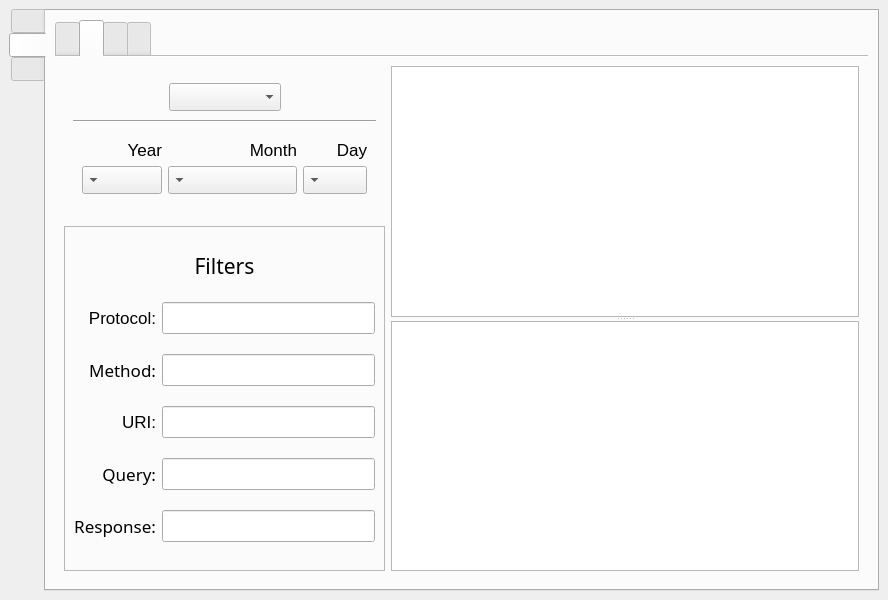
Qt form craplog/mainwindow.ui (elB4RTO/LogDoctor) before a commit.
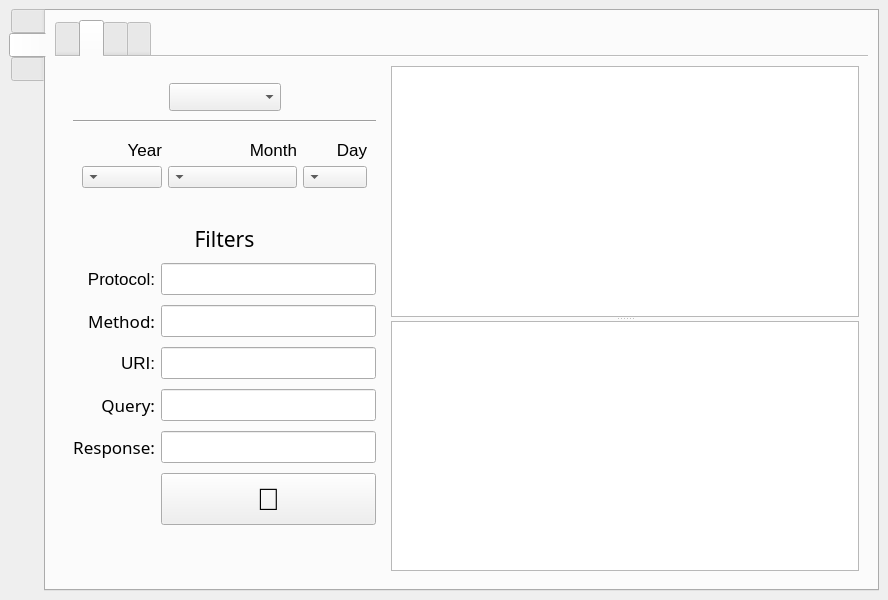
The same form after that commit. The open tabs and pages were chosen to show the change. Icons and pictures are not drawn. Custom widgets are drawn as their Qt base class.

Commit message: Design improvements for statistics' tab

Diff of the .ui file:
```diff
--- a/craplog/mainwindow.ui
+++ b/craplog/mainwindow.ui
@@ -1670,244 +1670,6 @@
             <string>View the Time Taken to serve the content for a specific request</string>
            </attribute>
            <layout class="QGridLayout" name="gridLayout_19">
-            <item row="1" column="0">
-             <widget class="QFrame" name="frame_7">
-              <property name="sizePolicy">
-               <sizepolicy hsizetype="Fixed" vsizetype="Expanding">
-                <horstretch>0</horstretch>
-                <verstretch>0</verstretch>
-               </sizepolicy>
-              </property>
-              <property name="minimumSize">
-               <size>
-                <width>0</width>
-                <height>288</height>
-               </size>
-              </property>
-              <property name="maximumSize">
-               <size>
-                <width>321</width>
-                <height>16777215</height>
-               </size>
-              </property>
-              <property name="frameShape">
-               <enum>QFrame::StyledPanel</enum>
-              </property>
-              <property name="frameShadow">
-               <enum>QFrame::Raised</enum>
-              </property>
-              <layout class="QGridLayout" name="gridLayout_20">
-               <item row="2" column="0">
-                <widget class="QLabel" name="label_StatsDay_Filter_3">
-                 <property name="font">
-                  <font>
-                   <family>Noto Sans</family>
-                   <pointsize>13</pointsize>
-                  </font>
-                 </property>
-                 <property name="text">
-                  <string>Method:</string>
-                 </property>
-                 <property name="alignment">
-                  <set>Qt::AlignRight|Qt::AlignTrailing|Qt::AlignVCenter</set>
-                 </property>
-                </widget>
-               </item>
-               <item row="5" column="1">
-                <widget class="QLineEdit" name="inLine_StatsDay_Filter_6">
-                 <property name="maximumSize">
-                  <size>
-                   <width>16777215</width>
-                   <height>32</height>
-                  </size>
-                 </property>
-                 <property name="font">
-                  <font>
-                   <pointsize>13</pointsize>
-                  </font>
-                 </property>
-                 <property name="toolTip">
-                  <string>Filter out field values not starting with this string</string>
-                 </property>
-                 <property name="text">
-                  <string/>
-                 </property>
-                </widget>
-               </item>
-               <item row="4" column="1">
-                <widget class="QLineEdit" name="inLine_StatsDay_Filter_5">
-                 <property name="maximumSize">
-                  <size>
-                   <width>16777215</width>
-                   <height>32</height>
-                  </size>
-                 </property>
-                 <property name="font">
-                  <font>
-                   <pointsize>13</pointsize>
-                  </font>
-                 </property>
-                 <property name="toolTip">
-                  <string>Filter out field values not starting with this string</string>
-                 </property>
-                 <property name="text">
-                  <string/>
-                 </property>
-                </widget>
-               </item>
-               <item row="0" column="0" colspan="2">
-                <widget class="QLabel" name="label">
-                 <property name="maximumSize">
-                  <size>
-                   <width>16777215</width>
-                   <height>32</height>
-                  </size>
-                 </property>
-                 <property name="font">
-                  <font>
-                   <family>Noto Sans</family>
-                   <pointsize>16</pointsize>
-                  </font>
-                 </property>
-                 <property name="text">
-                  <string>Filters</string>
-                 </property>
-                 <property name="alignment">
-                  <set>Qt::AlignCenter</set>
-                 </property>
-                </widget>
-               </item>
-               <item row="1" column="0">
-                <widget class="QLabel" name="label_StatsDay_Filter_2">
-                 <property name="font">
-                  <font>
-                   <pointsize>13</pointsize>
-                  </font>
-                 </property>
-                 <property name="text">
-                  <string>Protocol:</string>
-                 </property>
-                 <property name="alignment">
-                  <set>Qt::AlignRight|Qt::AlignTrailing|Qt::AlignVCenter</set>
-                 </property>
-                </widget>
-               </item>
-               <item row="4" column="0">
-                <widget class="QLabel" name="label_StatsDay_Filter_5">
-                 <property name="font">
-                  <font>
-                   <family>Noto Sans</family>
-                   <pointsize>13</pointsize>
-                  </font>
-                 </property>
-                 <property name="text">
-                  <string>Query:</string>
-                 </property>
-                 <property name="alignment">
-                  <set>Qt::AlignRight|Qt::AlignTrailing|Qt::AlignVCenter</set>
-                 </property>
-                </widget>
-               </item>
-               <item row="2" column="1">
-                <widget class="QLineEdit" name="inLine_StatsDay_Filter_3">
-                 <property name="maximumSize">
-                  <size>
-                   <width>16777215</width>
-                   <height>32</height>
-                  </size>
-                 </property>
-                 <property name="font">
-                  <font>
-                   <pointsize>13</pointsize>
-                  </font>
-                 </property>
-                 <property name="toolTip">
-                  <string>Filter out field values not starting with this string</string>
-                 </property>
-                 <property name="text">
-                  <string/>
-                 </property>
-                </widget>
-               </item>
-               <item row="3" column="0">
-                <widget class="QLabel" name="label_StatsDay_Filter_4">
-                 <property name="font">
-                  <font>
-                   <pointsize>13</pointsize>
-                  </font>
-                 </property>
-                 <property name="text">
-                  <string>URI:</string>
-                 </property>
-                 <property name="alignment">
-                  <set>Qt::AlignRight|Qt::AlignTrailing|Qt::AlignVCenter</set>
-                 </property>
-                </widget>
-               </item>
-               <item row="3" column="1">
-                <widget class="QLineEdit" name="inLine_StatsDay_Filter_4">
-                 <property name="maximumSize">
-                  <size>
-                   <width>16777215</width>
-                   <height>32</height>
-                  </size>
-                 </property>
-                 <property name="font">
-                  <font>
-                   <pointsize>13</pointsize>
-                  </font>
-                 </property>
-                 <property name="toolTip">
-                  <string>Filter out field values not starting with this string</string>
-                 </property>
-                </widget>
-               </item>
-               <item row="1" column="1">
-                <widget class="QLineEdit" name="inLine_StatsDay_Filter_2">
-                 <property name="maximumSize">
-                  <size>
-                   <width>16777215</width>
-                   <height>32</height>
-                  </size>
-                 </property>
-                 <property name="font">
-                  <font>
-                   <pointsize>13</pointsize>
-                  </font>
-                 </property>
-                 <property name="toolTip">
-                  <string>Filter out field values not starting with this string</string>
-                 </property>
-                </widget>
-               </item>
-               <item row="5" column="0">
-                <widget class="QLabel" name="label_StatsDay_Filter_6">
-                 <property name="font">
-                  <font>
-                   <family>Noto Sans</family>
-                   <pointsize>13</pointsize>
-                  </font>
-                 </property>
-                 <property name="text">
-                  <string>Response:</string>
-                 </property>
-                 <property name="alignment">
-                  <set>Qt::AlignRight|Qt::AlignTrailing|Qt::AlignVCenter</set>
-                 </property>
-                </widget>
-               </item>
-              </layout>
-             </widget>
-            </item>
-            <item row="0" column="1" rowspan="2">
-             <widget class="QSplitter" name="splitter">
-              <property name="orientation">
-               <enum>Qt::Vertical</enum>
-              </property>
-              <widget class="QTableView" name="table_StatsSpeed_Fields"/>
-              <widget class="QGraphicsView" name="graphicsView_4"/>
-             </widget>
-            </item>
             <item row="0" column="0">
              <widget class="QFrame" name="frame_10">
               <property name="sizePolicy">
@@ -1924,8 +1686,8 @@
               </property>
               <property name="maximumSize">
                <size>
-                <width>321</width>
-                <height>180</height>
+                <width>0</width>
+                <height>140</height>
                </size>
               </property>
               <layout class="QGridLayout" name="gridLayout_15">
@@ -2008,22 +1770,6 @@
                  </property>
                 </spacer>
                </item>
-               <item row="4" column="0" colspan="3">
-                <spacer name="verticalSpacer_6">
-                 <property name="orientation">
-                  <enum>Qt::Vertical</enum>
-                 </property>
-                 <property name="sizeType">
-                  <enum>QSizePolicy::Fixed</enum>
-                 </property>
-                 <property name="sizeHint" stdset="0">
-                  <size>
-                   <width>298</width>
-                   <height>8</height>
-                  </size>
-                 </property>
-                </spacer>
-               </item>
                <item row="3" column="0" colspan="3">
                 <widget class="QFrame" name="frame_12">
                  <layout class="QGridLayout" name="gridLayout_16">
@@ -2132,6 +1878,274 @@
               </layout>
              </widget>
             </item>
+            <item row="0" column="1" rowspan="3">
+             <widget class="QSplitter" name="splitter">
+              <property name="orientation">
+               <enum>Qt::Vertical</enum>
+              </property>
+              <widget class="QTableView" name="table_StatsSpeed_Fields">
+               <property name="font">
+                <font>
+                 <pointsize>13</pointsize>
+                </font>
+               </property>
+              </widget>
+              <widget class="QGraphicsView" name="graphicsView_4"/>
+             </widget>
+            </item>
+            <item row="1" column="0">
+             <widget class="QFrame" name="frame_7">
+              <property name="sizePolicy">
+               <sizepolicy hsizetype="Fixed" vsizetype="Fixed">
+                <horstretch>0</horstretch>
+                <verstretch>0</verstretch>
+               </sizepolicy>
+              </property>
+              <property name="minimumSize">
+               <size>
+                <width>0</width>
+                <height>328</height>
+               </size>
+              </property>
+              <property name="maximumSize">
+               <size>
+                <width>321</width>
+                <height>16777215</height>
+               </size>
+              </property>
+              <layout class="QGridLayout" name="gridLayout_20">
+               <item row="4" column="1">
+                <widget class="QLineEdit" name="inLine_StatsSpeed_Query">
+                 <property name="maximumSize">
+                  <size>
+                   <width>16777215</width>
+                   <height>32</height>
+                  </size>
+                 </property>
+                 <property name="font">
+                  <font>
+                   <pointsize>13</pointsize>
+                  </font>
+                 </property>
+                 <property name="toolTip">
+                  <string>Filter out field values not starting with this string</string>
+                 </property>
+                 <property name="text">
+                  <string/>
+                 </property>
+                </widget>
+               </item>
+               <item row="1" column="1">
+                <widget class="QLineEdit" name="inLine_StatsSpeed_Protocol">
+                 <property name="maximumSize">
+                  <size>
+                   <width>16777215</width>
+                   <height>32</height>
+                  </size>
+                 </property>
+                 <property name="font">
+                  <font>
+                   <pointsize>13</pointsize>
+                  </font>
+                 </property>
+                 <property name="toolTip">
+                  <string>Filter out field values not starting with this string</string>
+                 </property>
+                </widget>
+               </item>
+               <item row="1" column="0">
+                <widget class="QLabel" name="label_StatsSpeed_Protocol">
+                 <property name="font">
+                  <font>
+                   <pointsize>13</pointsize>
+                  </font>
+                 </property>
+                 <property name="text">
+                  <string>Protocol:</string>
+                 </property>
+                 <property name="alignment">
+                  <set>Qt::AlignRight|Qt::AlignTrailing|Qt::AlignVCenter</set>
+                 </property>
+                </widget>
+               </item>
+               <item row="2" column="0">
+                <widget class="QLabel" name="label_StatsSpeed_Method">
+                 <property name="font">
+                  <font>
+                   <family>Noto Sans</family>
+                   <pointsize>13</pointsize>
+                  </font>
+                 </property>
+                 <property name="text">
+                  <string>Method:</string>
+                 </property>
+                 <property name="alignment">
+                  <set>Qt::AlignRight|Qt::AlignTrailing|Qt::AlignVCenter</set>
+                 </property>
+                </widget>
+               </item>
+               <item row="5" column="1">
+                <widget class="QLineEdit" name="inLine_StatsSpeed_Response">
+                 <property name="maximumSize">
+                  <size>
+                   <width>16777215</width>
+                   <height>32</height>
+                  </size>
+                 </property>
+                 <property name="font">
+                  <font>
+                   <pointsize>13</pointsize>
+                  </font>
+                 </property>
+                 <property name="toolTip">
+                  <string>Filter out field values not starting with this string</string>
+                 </property>
+                 <property name="text">
+                  <string/>
+                 </property>
+                </widget>
+               </item>
+               <item row="3" column="1">
+                <widget class="QLineEdit" name="inLine_StatsSpeed_Uri">
+                 <property name="maximumSize">
+                  <size>
+                   <width>16777215</width>
+                   <height>32</height>
+                  </size>
+                 </property>
+                 <property name="font">
+                  <font>
+                   <pointsize>13</pointsize>
+                  </font>
+                 </property>
+                 <property name="toolTip">
+                  <string>Filter out field values not starting with this string</string>
+                 </property>
+                </widget>
+               </item>
+               <item row="5" column="0">
+                <widget class="QLabel" name="label_StatsSpeed_Response">
+                 <property name="font">
+                  <font>
+                   <family>Noto Sans</family>
+                   <pointsize>13</pointsize>
+                  </font>
+                 </property>
+                 <property name="text">
+                  <string>Response:</string>
+                 </property>
+                 <property name="alignment">
+                  <set>Qt::AlignRight|Qt::AlignTrailing|Qt::AlignVCenter</set>
+                 </property>
+                </widget>
+               </item>
+               <item row="4" column="0">
+                <widget class="QLabel" name="label_StatsSpeed_Query">
+                 <property name="font">
+                  <font>
+                   <family>Noto Sans</family>
+                   <pointsize>13</pointsize>
+                  </font>
+                 </property>
+                 <property name="text">
+                  <string>Query:</string>
+                 </property>
+                 <property name="alignment">
+                  <set>Qt::AlignRight|Qt::AlignTrailing|Qt::AlignVCenter</set>
+                 </property>
+                </widget>
+               </item>
+               <item row="2" column="1">
+                <widget class="QLineEdit" name="inLine_StatsSpeed_Method">
+                 <property name="maximumSize">
+                  <size>
+                   <width>16777215</width>
+                   <height>32</height>
+                  </size>
+                 </property>
+                 <property name="font">
+                  <font>
+                   <pointsize>13</pointsize>
+                  </font>
+                 </property>
+                 <property name="toolTip">
+                  <string>Filter out field values not starting with this string</string>
+                 </property>
+                 <property name="text">
+                  <string/>
+                 </property>
+                </widget>
+               </item>
+               <item row="3" column="0">
+                <widget class="QLabel" name="label_StatsSpeed_Uri">
+                 <property name="font">
+                  <font>
+                   <pointsize>13</pointsize>
+                  </font>
+                 </property>
+                 <property name="text">
+                  <string>URI:</string>
+                 </property>
+                 <property name="alignment">
+                  <set>Qt::AlignRight|Qt::AlignTrailing|Qt::AlignVCenter</set>
+                 </property>
+                </widget>
+               </item>
+               <item row="6" column="1">
+                <widget class="QPushButton" name="button_StatsSpeed_Draw">
+                 <property name="sizePolicy">
+                  <sizepolicy hsizetype="Minimum" vsizetype="Expanding">
+                   <horstretch>0</horstretch>
+                   <verstretch>0</verstretch>
+                  </sizepolicy>
+                 </property>
+                 <property name="minimumSize">
+                  <size>
+                   <width>0</width>
+                   <height>32</height>
+                  </size>
+                 </property>
+                 <property name="maximumSize">
+                  <size>
+                   <width>16777215</width>
+                   <height>52</height>
+                  </size>
+                 </property>
+                 <property name="font">
+                  <font>
+                   <pointsize>23</pointsize>
+                  </font>
+                 </property>
+                 <property name="text">
+                  <string></string>
+                 </property>
+                </widget>
+               </item>
+               <item row="0" column="0" colspan="2">
+                <widget class="QLabel" name="label_StatsSpeed_Filters">
+                 <property name="maximumSize">
+                  <size>
+                   <width>16777215</width>
+                   <height>28</height>
+                  </size>
+                 </property>
+                 <property name="font">
+                  <font>
+                   <family>Noto Sans</family>
+                   <pointsize>16</pointsize>
+                  </font>
+                 </property>
+                 <property name="text">
+                  <string>Filters</string>
+                 </property>
+                 <property name="alignment">
+                  <set>Qt::AlignCenter</set>
+                 </property>
+                </widget>
+               </item>
+              </layout>
+             </widget>
+            </item>
            </layout>
           </widget>
           <widget class="QWidget" name="DayTime">
```
Left out of the diff: 326 changed lines with no effect on the pictures.
